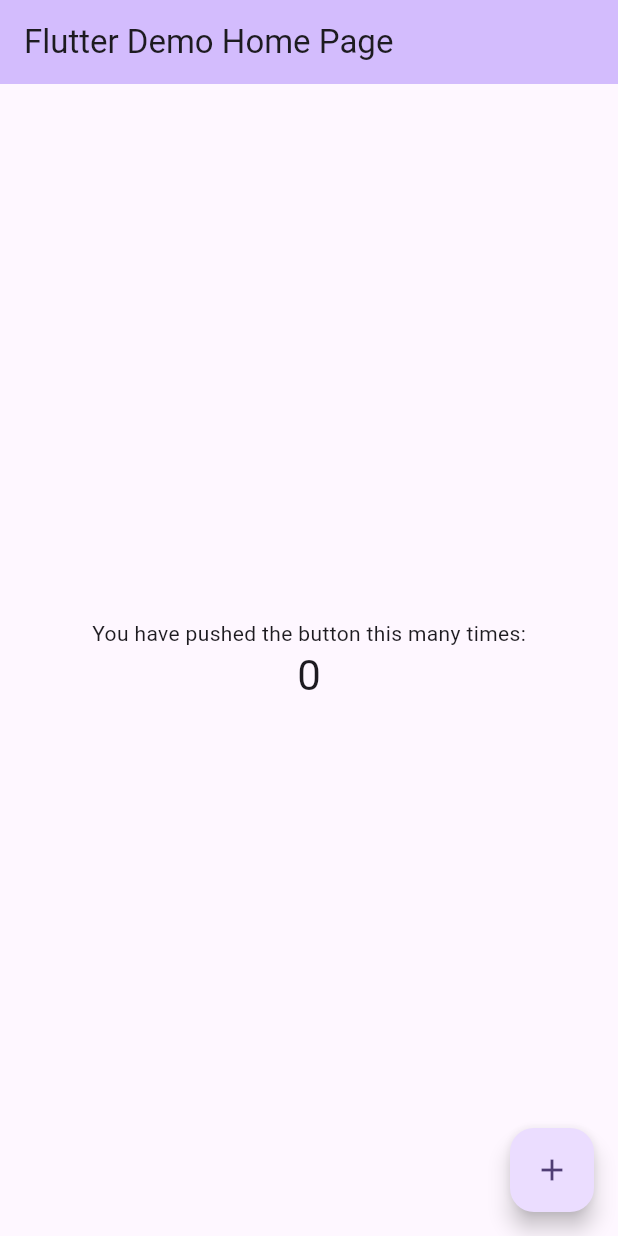
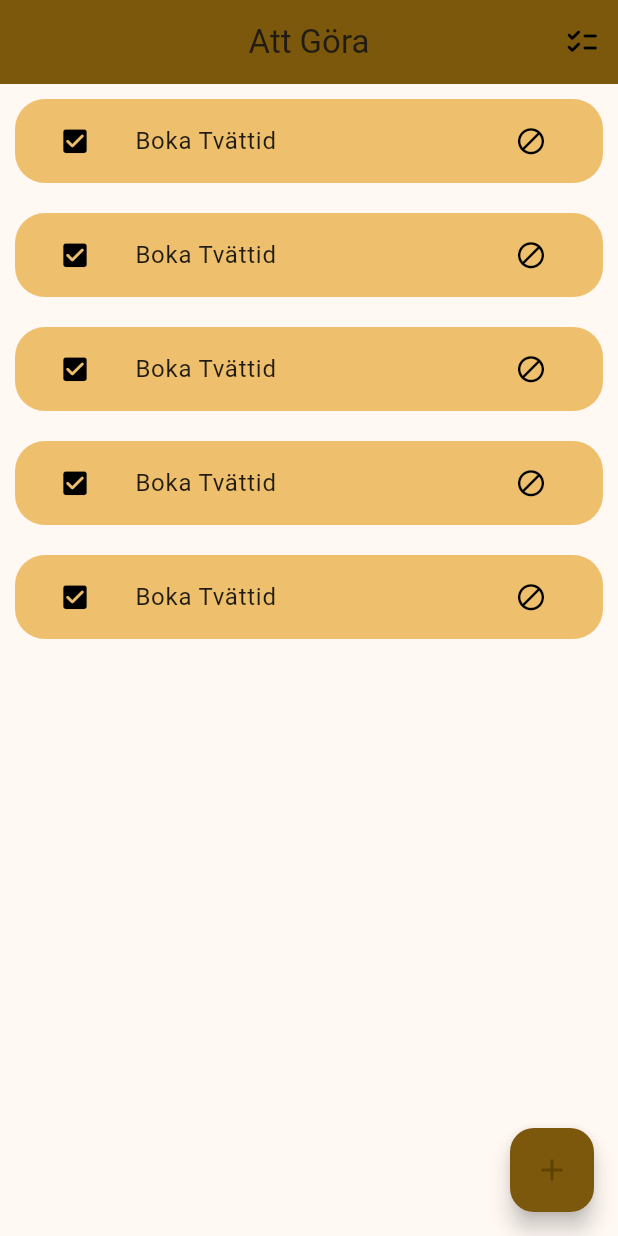
Before and after one commit to gu-tig333-ht23/gussteanaz, a Flutter app: the screen it shows after launch, on a phone screen of 412 x 824 dp. Run offline on Flutter 3.47's test engine with Material 2 defaults, Android fonts, the phone set to English and light mode, and no system bars.

Commit message:
Klar med vecka 1

```diff
--- a/lib/main.dart
+++ b/lib/main.dart
@@ -7,46 +7,22 @@ void main() {
 class MyApp extends StatelessWidget {
   const MyApp({super.key});
 
-  // This widget is the root of your application.
   @override
   Widget build(BuildContext context) {
     return MaterialApp(
-      title: 'Flutter Demo',
+      debugShowCheckedModeBanner: false,
+      title: 'To Do App',
       theme: ThemeData(
-        // This is the theme of your application.
-        //
-        // TRY THIS: Try running your application with "flutter run". You'll see
-        // the application has a blue toolbar. Then, without quitting the app,
-        // try changing the seedColor in the colorScheme below to Colors.green
-        // and then invoke "hot reload" (save your changes or press the "hot
-        // reload" button in a Flutter-supported IDE, or press "r" if you used
-        // the command line to start the app).
-        //
-        // Notice that the counter didn't reset back to zero; the application
-        // state is not lost during the reload. To reset the state, use hot
-        // restart instead.
-        //
-        // This works for code too, not just values: Most code changes can be
-        // tested with just a hot reload.
-        colorScheme: ColorScheme.fromSeed(seedColor: Colors.deepPurple),
+        colorScheme: ColorScheme.fromSeed(seedColor: Color.fromARGB(255, 255, 200, 98)),
         useMaterial3: true,
       ),
-      home: const MyHomePage(title: 'Flutter Demo Home Page'),
+      home: const MyHomePage(title: 'Att Göra'),
     );
   }
 }
 
 class MyHomePage extends StatefulWidget {
   const MyHomePage({super.key, required this.title});
-
-  // This widget is the home page of your application. It is stateful, meaning
-  // that it has a State object (defined below) that contains fields that affect
-  // how it looks.
-
-  // This class is the configuration for the state. It holds the values (in this
-  // case the title) provided by the parent (in this case the App widget) and
-  // used by the build method of the State. Fields in a Widget subclass are
-  // always marked "final".
 
   final String title;
 
@@ -55,71 +31,74 @@ class MyHomePage extends StatefulWidget {
 }
 
 class _MyHomePageState extends State<MyHomePage> {
-  int _counter = 0;
-
-  void _incrementCounter() {
-    setState(() {
-      // This call to setState tells the Flutter framework that something has
-      // changed in this State, which causes it to rerun the build method below
-      // so that the display can reflect the updated values. If we changed
-      // _counter without calling setState(), then the build method would not be
-      // called again, and so nothing would appear to happen.
-      _counter++;
-    });
-  }
 
   @override
   Widget build(BuildContext context) {
-    // This method is rerun every time setState is called, for instance as done
-    // by the _incrementCounter method above.
-    //
-    // The Flutter framework has been optimized to make rerunning build methods
-    // fast, so that you can just rebuild anything that needs updating rather
-    // than having to individually change instances of widgets.
+
     return Scaffold(
       appBar: AppBar(
-        // TRY THIS: Try changing the color here to a specific color (to
-        // Colors.amber, perhaps?) and trigger a hot reload to see the AppBar
-        // change color while the other colors stay the same.
-        backgroundColor: Theme.of(context).colorScheme.inversePrimary,
-        // Here we take the value from the MyHomePage object that was created by
-        // the App.build method, and use it to set our appbar title.
+        centerTitle: true,
+
+        backgroundColor: Theme.of(context).colorScheme.primary,
+
         title: Text(widget.title),
+
+        actions: <Widget>[IconButton(onPressed: (){}, color: Colors.black, icon: Icon(Icons.checklist_rounded,))],
+
+
       ),
-      body: Center(
-        // Center is a layout widget. It takes a single child and positions it
-        // in the middle of the parent.
+      body: const Center(
         child: Column(
-          // Column is also a layout widget. It takes a list of children and
-          // arranges them vertically. By default, it sizes itself to fit its
-          // children horizontally, and tries to be as tall as its parent.
-          //
-          // Column has various properties to control how it sizes itself and
-          // how it positions its children. Here we use mainAxisAlignment to
-          // center the children vertically; the main axis here is the vertical
-          // axis because Columns are vertical (the cross axis would be
-          // horizontal).
-          //
-          // TRY THIS: Invoke "debug painting" (choose the "Toggle Debug Paint"
-          // action in the IDE, or press "p" in the console), to see the
-          // wireframe for each widget.
-          mainAxisAlignment: MainAxisAlignment.center,
+          mainAxisAlignment: MainAxisAlignment.start,
           children: <Widget>[
-            const Text(
-              'You have pushed the button this many times:',
-            ),
-            Text(
-              '$_counter',
-              style: Theme.of(context).textTheme.headlineMedium,
-            ),
+            ToDoItem(), //Kör "ToDoItem" flera gånger för att se hur emulatorn ser ut med fler rutor.
+            ToDoItem(),
+            ToDoItem(),
+            ToDoItem(),
+            ToDoItem(),
           ],
         ),
       ),
       floatingActionButton: FloatingActionButton(
-        onPressed: _incrementCounter,
-        tooltip: 'Increment',
+        backgroundColor: Theme.of(context).colorScheme.primary,
         child: const Icon(Icons.add),
-      ), // This trailing comma makes auto-formatting nicer for build methods.
+        onPressed: () {
+        },
+      ),
     );
   }
 }
+
+
+class ToDoItem extends StatelessWidget {
+    const ToDoItem({Key? key}) : super(key: key);
+
+    @override
+    Widget build(BuildContext context) {
+      return Container(
+        margin: const EdgeInsets.all(10),
+        child: ListTile(
+          onTap: () {},
+          shape: RoundedRectangleBorder(
+            borderRadius: BorderRadius.circular(20),
+          ),
+          tileColor: Theme.of(context).colorScheme.inversePrimary,
+          leading: Container(child: IconButton(padding: EdgeInsets.zero,
+           color: Colors.black,
+            iconSize: 21,
+             icon: Icon(Icons.check_box_rounded),
+              onPressed: () {
+
+          },),),
+          title: Text('Boka Tvättid'),
+          trailing: Container(child: IconButton(padding: EdgeInsets.zero,
+           color: Colors.black,
+            iconSize: 21,
+             icon: Icon(Icons.block),
+              onPressed: () {
+
+          },),),
+        ),
+      );
+    }
+}
```
Also changed, not shown: pubspec.lock.
